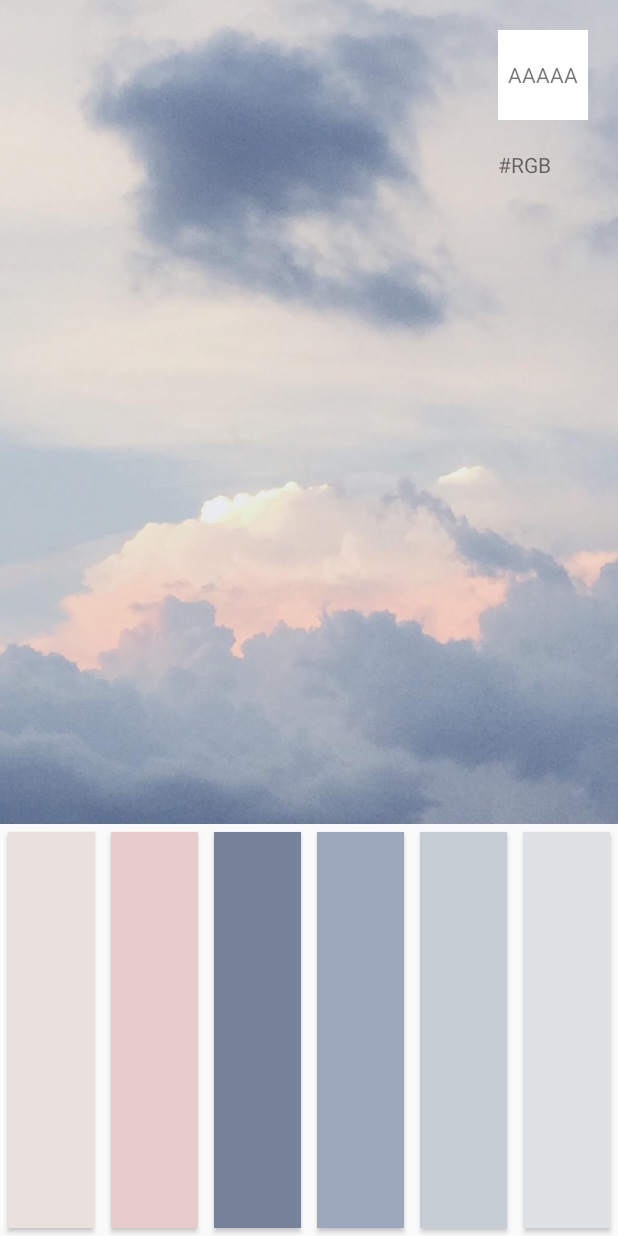
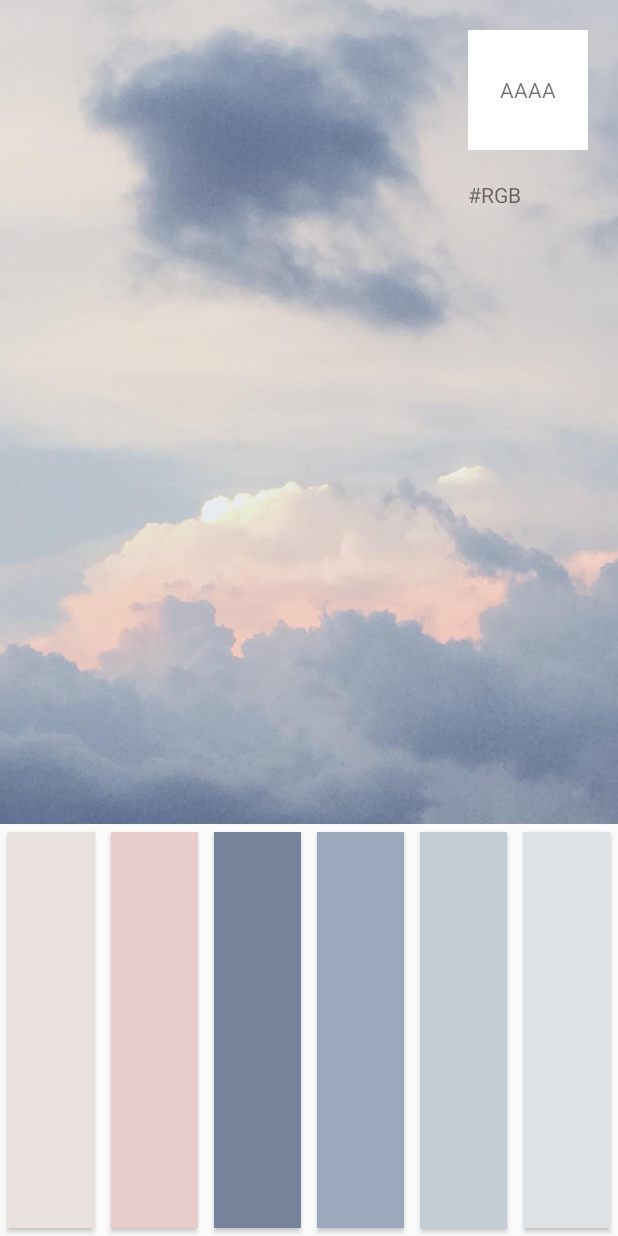
Before and after one commit to chidapa/Palette-App, an Android app: the screen it shows after launch (MainActivity), on a phone screen of 412 x 824 dp. Run offline under Robolectric (Android 15) with nearby library versions, the phone set to English and light mode, and no system bars.

Commit message:
update MainActivity

```diff
--- a/app/src/main/java/th/ac/su/ict/chidapa/palette/MainActivity.kt
+++ b/app/src/main/java/th/ac/su/ict/chidapa/palette/MainActivity.kt
@@ -1,12 +1,71 @@
 package th.ac.su.ict.chidapa.palette
 
+import android.graphics.Color
 import androidx.appcompat.app.AppCompatActivity
 import android.os.Bundle
+import android.widget.Button
+import android.widget.EditText
+import android.widget.TextView
 
 class MainActivity : AppCompatActivity() {
 
     override fun onCreate(savedInstanceState: Bundle?) {
         super.onCreate(savedInstanceState)
         setContentView(R.layout.activity_main)
+
+        var edtInput = findViewById<TextView>(R.id.v1)
+        var buttoninput = findViewById<Button>(R.id.b1)
+        var buttoninput1 = findViewById<Button>(R.id.b2)
+        var buttoninput2 = findViewById<Button>(R.id.b3)
+        var buttoninput3 = findViewById<Button>(R.id.b4)
+        var buttoninput4 = findViewById<Button>(R.id.b5)
+        var buttoninput5 = findViewById<Button>(R.id.b6)
+
+        buttoninput.setOnClickListener {
+
+
+                edtInput.setBackgroundColor(Color.rgb(233,225,222));
+                edtInput.setText("233-225-222");
+
+            }
+
+        buttoninput1.setOnClickListener {
+
+
+            edtInput.setBackgroundColor(Color.rgb(231,204,203));
+            edtInput.setText("231-204-203");
+
+        }
+        buttoninput2.setOnClickListener {
+
+
+            edtInput.setBackgroundColor(Color.rgb(119,131,154));
+            edtInput.setText("119-131-154");
+
+        }
+        buttoninput3.setOnClickListener {
+
+
+            edtInput.setBackgroundColor(Color.rgb(156,169,189));
+            edtInput.setText("156-169-189");
+
+        }
+        buttoninput4.setOnClickListener {
+
+
+            edtInput.setBackgroundColor(Color.rgb(196,204,212));
+            edtInput.setText("196-204-212");
+
+        }
+        buttoninput5.setOnClickListener {
+
+
+            edtInput.setBackgroundColor(Color.rgb(222,226,229));
+            edtInput.setText("222-226-229");
+
+        }
+
+
+
     }
 }
--- a/app/src/main/res/layout/activity_main.xml
+++ b/app/src/main/res/layout/activity_main.xml
@@ -21,12 +21,12 @@
             android:scaleType="centerCrop" />
         <TextView
             android:id="@+id/v1"
-            android:layout_width="60dp"
-            android:layout_height="60dp"
+            android:layout_width="80dp"
+            android:layout_height="80dp"
             android:background="#ffffff"
             android:layout_margin="20dp"
             android:layout_alignParentRight="true"
-            android:text="AAAAA"
+            android:text="AAAA"
             android:gravity="center"
 
             />
```
